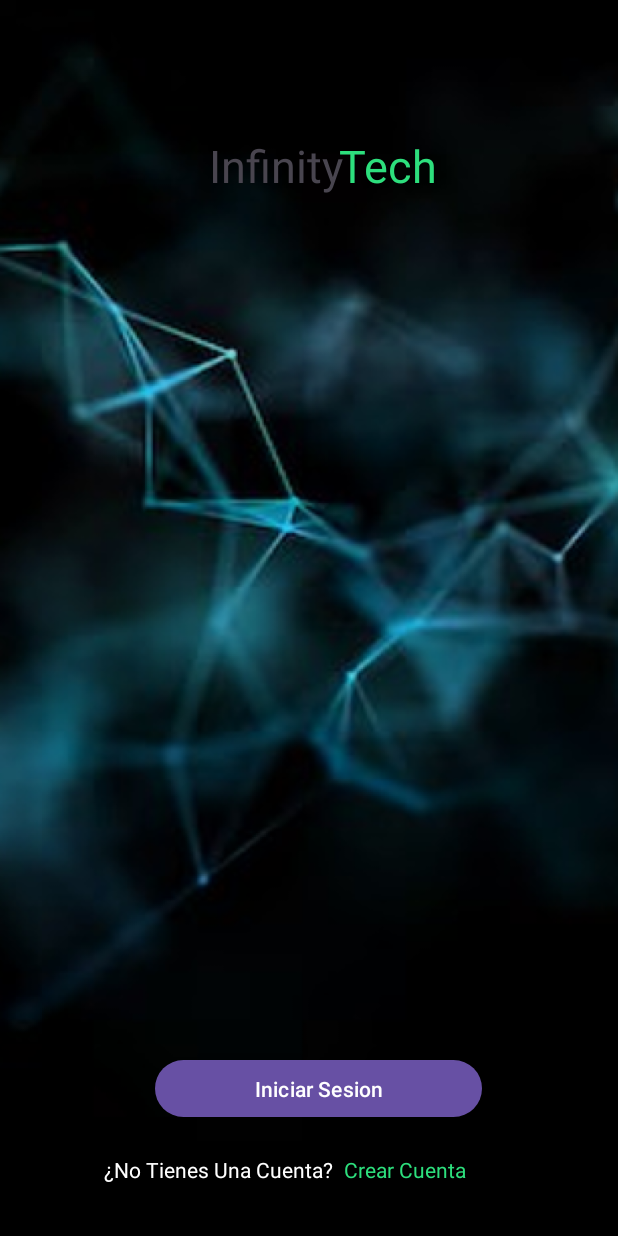
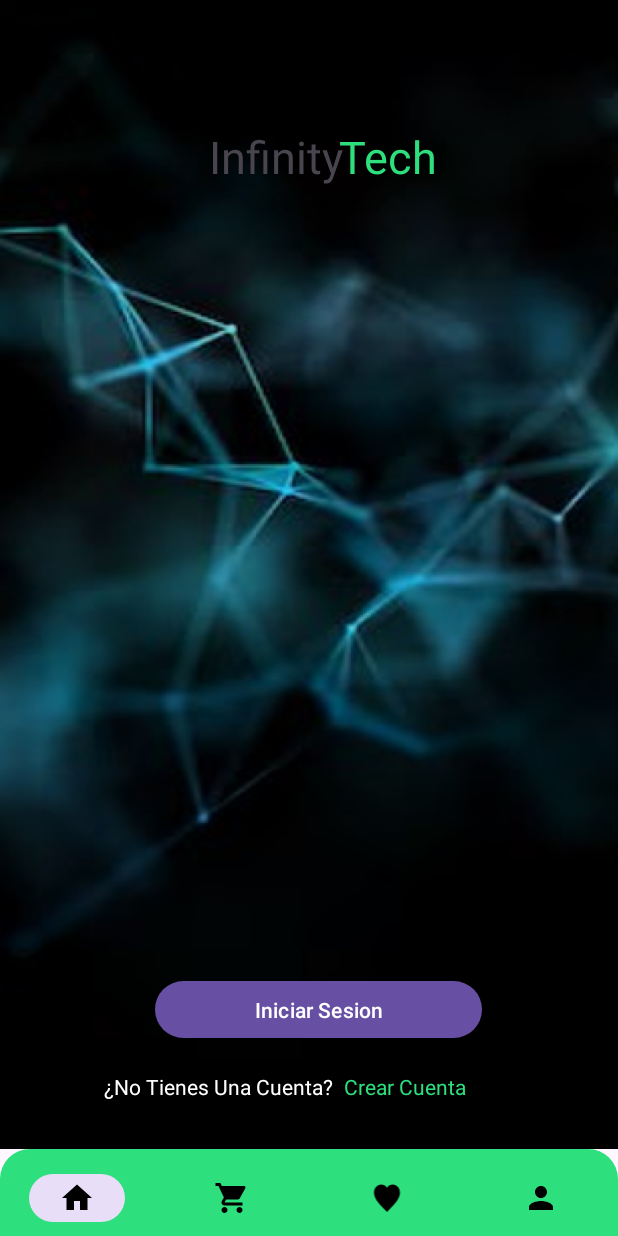
Before and after one commit to AlejoSys/MyApplication2, an Android app: the screen it shows after launch (MainActivity), on a phone screen of 412 x 824 dp. Run offline under Robolectric (Android 15) with nearby library versions, the phone set to English and light mode, and no system bars.

Commit message:
Refactorización de la navegación inferior y ajustes en los íconos. Se eliminan elementos innecesarios en InfinityFragment y se crea un nuevo layout para la barra de navegación. Se añaden títulos a los elementos del menú de navegación.

```diff
--- a/app/src/main/java/com/example/myapplication/InfinityFragment.kt
+++ b/app/src/main/java/com/example/myapplication/InfinityFragment.kt
@@ -5,7 +5,6 @@ import androidx.fragment.app.Fragment
 import android.view.LayoutInflater
 import android.view.View
 import android.view.ViewGroup
-import android.widget.TextView
 
 
 private const val ARG_PARAM1 = "param1"
@@ -29,20 +28,8 @@ class InfinityFragment : Fragment() {
         inflater: LayoutInflater, container: ViewGroup?,
         savedInstanceState: Bundle?
     ): View? {
-        val view = inflater.inflate(R.layout.fragment_infinity, container, false)
 
-        // Configurar el click listener para el texto "Crear Cuenta"
-        val crearCuentaTextView = view.findViewById<TextView>(R.id.textView5)
-        crearCuentaTextView.setOnClickListener {
-            // Navegar al fragmento de registro
-            val registroFragment = InfinnityFragment_02()
-            parentFragmentManager.beginTransaction()
-                .replace(R.id.fragmentContainer, registroFragment)
-                .addToBackStack(null)
-                .commit()
-        }
-
-        return view
+        return inflater.inflate(R.layout.fragment_infinity, container, false)
     }
 
     companion object {
--- a/app/src/main/res/drawable/ic_cart.xml
+++ b/app/src/main/res/drawable/ic_cart.xml
@@ -1,7 +1,7 @@
 <?xml version="1.0" encoding="utf-8"?>
 <vector xmlns:android="http://schemas.android.com/apk/res/android"
-    android:width="32px"
-    android:height="37px"
+    android:width="24dp"
+    android:height="24dp"
     android:viewportWidth="24"
     android:viewportHeight="24">
     <path
--- a/app/src/main/res/drawable/ic_home.xml
+++ b/app/src/main/res/drawable/ic_home.xml
@@ -1,7 +1,7 @@
 <?xml version="1.0" encoding="utf-8"?>
 <vector xmlns:android="http://schemas.android.com/apk/res/android"
-    android:width="32px"
-    android:height="37px"
+    android:width="24dp"
+    android:height="24dp"
     android:viewportWidth="24"
     android:viewportHeight="24">
     <path
--- a/app/src/main/res/drawable/ic_profile.xml
+++ b/app/src/main/res/drawable/ic_profile.xml
@@ -1,7 +1,7 @@
 <?xml version="1.0" encoding="utf-8"?>
 <vector xmlns:android="http://schemas.android.com/apk/res/android"
-    android:width="32px"
-    android:height="37px"
+    android:width="24dp"
+    android:height="24dp"
     android:viewportWidth="24"
     android:viewportHeight="24">
     <path
--- a/app/src/main/res/layout/activity_main.xml
+++ b/app/src/main/res/layout/activity_main.xml
@@ -11,30 +11,17 @@
         android:id="@+id/fragmentContainer"
         android:layout_width="0dp"
         android:layout_height="0dp"
-        app:layout_constraintBottom_toBottomOf="parent"
+        app:layout_constraintBottom_toTopOf="@+id/bottomNavigationView"
         app:layout_constraintEnd_toEndOf="parent"
         app:layout_constraintStart_toStartOf="parent"
         app:layout_constraintTop_toTopOf="parent" />
 
-    <com.google.android.material.bottomnavigation.BottomNavigationView
+    <include
         android:id="@+id/bottomNavigationView"
+        layout="@layout/bottom_navigation"
         android:layout_width="match_parent"
         android:layout_height="115dp"
         android:layout_marginBottom="-57dp"
-        android:background="@drawable/bottom_nav_background"
-        android:paddingTop="7dp"
-        android:paddingBottom="40dp"
-        android:visibility="gone"
-        app:itemIconSize="24dp"
-        app:itemIconTint="#000000"
-        app:itemPaddingTop="0dp"
-        app:itemPaddingBottom="0dp"
-        app:labelVisibilityMode="unlabeled"
-        app:itemBackground="@null"
-        app:itemRippleColor="@android:color/transparent"
-        app:layout_constraintBottom_toBottomOf="parent"
-        app:layout_constraintEnd_toEndOf="parent"
-        app:layout_constraintStart_toStartOf="parent"
-        app:menu="@menu/bottom_nav_menu" />
+        app:layout_constraintBottom_toBottomOf="parent" />
 
 </androidx.constraintlayout.widget.ConstraintLayout>
--- /dev/null
+++ b/app/src/main/res/layout/bottom_navigation.xml
@@ -0,0 +1,20 @@
+<?xml version="1.0" encoding="utf-8"?>
+<com.google.android.material.bottomnavigation.BottomNavigationView
+    xmlns:android="http://schemas.android.com/apk/res/android"
+    xmlns:app="http://schemas.android.com/apk/res-auto"
+    android:id="@+id/bottomNavigationView"
+    android:layout_width="match_parent"
+    android:layout_height="115dp"
+    android:layout_marginBottom="-57dp"
+    android:background="@drawable/bottom_nav_background"
+    android:paddingTop="8dp"
+    android:paddingBottom="57dp"
+    android:visibility="visible"
+    app:itemIconSize="24dp"
+    app:itemIconTint="#000000"
+    app:itemPaddingTop="0dp"
+    app:itemPaddingBottom="0dp"
+    app:labelVisibilityMode="unlabeled"
+    app:itemBackground="@null"
+    app:itemRippleColor="@android:color/transparent"
+    app:menu="@menu/bottom_nav_menu" />
--- a/app/src/main/res/menu/bottom_nav_menu.xml
+++ b/app/src/main/res/menu/bottom_nav_menu.xml
@@ -2,17 +2,21 @@
 <menu xmlns:android="http://schemas.android.com/apk/res/android">
     <item
         android:id="@+id/navigation_home"
-        android:icon="@drawable/ic_home" />
+        android:icon="@drawable/ic_home"
+        android:title="Home" />
 
     <item
         android:id="@+id/navigation_cart"
-        android:icon="@drawable/ic_cart" />
+        android:icon="@drawable/ic_cart"
+        android:title="Cart" />
 
     <item
         android:id="@+id/navigation_favorites"
-        android:icon="@drawable/ic_favorite" />
+        android:icon="@drawable/ic_favorite"
+        android:title="Favorites" />
 
     <item
         android:id="@+id/navigation_profile"
-        android:icon="@drawable/ic_profile" />
+        android:icon="@drawable/ic_profile"
+        android:title="Profile" />
 </menu>
```
